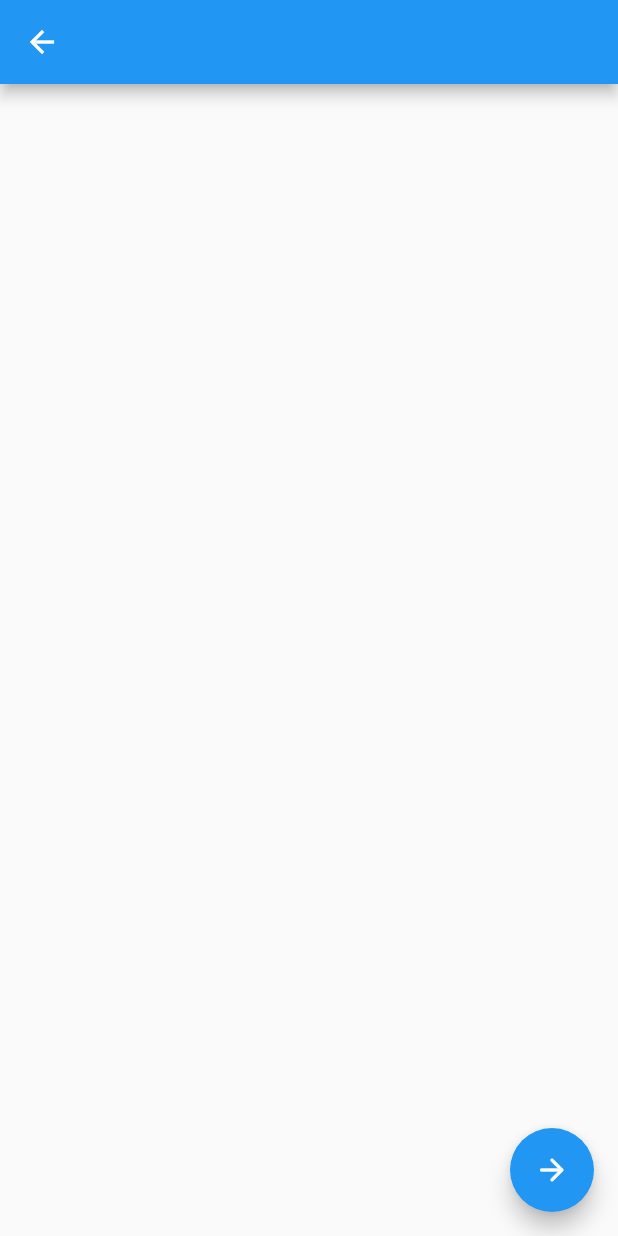
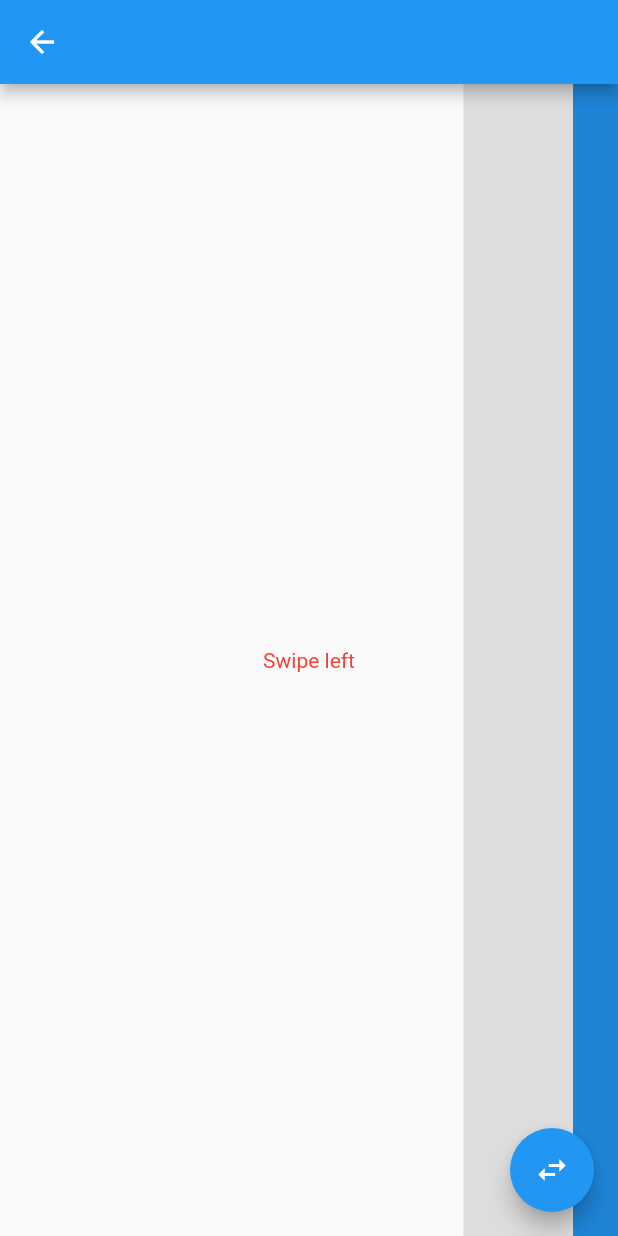
Before and after one commit to shadi-danhash/swipe_effect, a Flutter app: the MyHomePage screen opened by its route, on a phone screen of 412 x 824 dp. Run offline on Flutter 3.47's test engine with Material 2 defaults, Android fonts, the phone set to English and light mode, and no system bars.

Commit message:
directionality

```diff
--- a/example/lib/main.dart
+++ b/example/lib/main.dart
@@ -12,7 +12,7 @@ class MyApp extends StatelessWidget {
   Widget build(BuildContext context) {
     return MaterialApp(
       routes: {
-        "second": (ctx) => const MyHomePage(),
+        "demo": (ctx) => const MyHomePage(),
       },
       theme: ThemeData(
         primarySwatch: Colors.blue,
@@ -32,12 +32,32 @@ class MyHomePage extends StatefulWidget {
 }
 
 class _MyHomePageState extends State<MyHomePage> {
+  TextDirection direction = TextDirection.rtl;
+  double start = 30;
+  double callbackDelta = 0.25;
+
+  @override
+  void initState() {
+    super.initState();
+  }
+
   @override
   Widget build(BuildContext context) {
+    Size size = MediaQuery.of(context).size;
     return SwipeEffect(
-      color: Colors.cyanAccent.withAlpha(50),
+      direction: direction,
+      color: direction == TextDirection.rtl
+          ? Colors.red.withAlpha(50)
+          : Colors.green.withAlpha(50),
+      verticalTolerance: 1.0,
+      startDeltaPx: start,
+      callbackDeltaRatio: callbackDelta,
       callback: () {
-        Navigator.pop(context);
+        setState(() {
+          start += 10;
+          callbackDelta += 0.1;
+        });
+        // Navigator.pop(context);
       },
       child: Scaffold(
         appBar: AppBar(
@@ -45,9 +65,47 @@ class _MyHomePageState extends State<MyHomePage> {
         ),
         floatingActionButton: FloatingActionButton(
           onPressed: () {
-            Navigator.pushNamed(context, 'second');
+            setState(() {
+              direction = direction == TextDirection.rtl
+                  ? TextDirection.ltr
+                  : TextDirection.rtl;
+              callbackDelta = 0.25;
+              start = 30;
+            });
           },
-          child: const Icon(Icons.arrow_forward_rounded),
+          child: const Icon(Icons.swap_horiz),
+        ),
+        body: Stack(
+          children: [
+            Align(
+              alignment: direction == TextDirection.ltr
+                  ? Alignment.centerLeft
+                  : Alignment.centerRight,
+              child: Container(
+                color: Colors.blue,
+                width: start,
+              ),
+            ),
+            Align(
+              alignment: direction == TextDirection.ltr
+                  ? Alignment.centerLeft
+                  : Alignment.centerRight,
+              child: Container(
+                color: Colors.black.withAlpha(30),
+                width: callbackDelta * size.width,
+              ),
+            ),
+            Center(
+              child: Text(
+                direction == TextDirection.rtl ? 'Swipe left' : "Swipe right",
+                style: TextStyle(
+                  color: direction == TextDirection.rtl
+                      ? Colors.red
+                      : Colors.green,
+                ),
+              ),
+            ),
+          ],
         ),
       ),
     );
--- a/lib/swipe_effect.dart
+++ b/lib/swipe_effect.dart
@@ -5,12 +5,20 @@ import 'package:flutter/material.dart';
 class SwipeEffect extends StatefulWidget {
   final Color color;
   final Widget child;
+  final TextDirection direction;
+  final double verticalTolerance;
+  final double callbackDeltaRatio;
+  final double startDeltaPx;
 
   const SwipeEffect({
     Key? key,
     this.color = Colors.cyanAccent,
     required this.child,
     required this.callback,
+    this.direction = TextDirection.rtl,
+    this.verticalTolerance = 0.1,
+    this.callbackDeltaRatio = 0.25,
+    this.startDeltaPx = 30,
   }) : super(key: key);
 
   @override
@@ -20,44 +28,48 @@ class SwipeEffect extends StatefulWidget {
 }
 
 class _SwipeEffectState extends State<SwipeEffect> {
-  Offset point = const Offset(0, 0);
-  Offset start = const Offset(0, 0);
+  late Offset point;
+  late Offset start;
   late Size size;
+  late double startX;
   bool isDragging = false;
-
   @override
   void didChangeDependencies() {
     super.didChangeDependencies();
     size = MediaQuery.of(context).size;
-    point = Offset(size.width, 0);
+    startX = widget.direction == TextDirection.rtl ? size.width : 0;
+    point = Offset(startX, 0);
+    start = Offset.zero;
   }
 
   @override
   Widget build(BuildContext context) {
-    size = MediaQuery.of(context).size;
     return SizedBox(
         height: size.height,
         width: size.width,
         child: GestureDetector(
           onHorizontalDragStart: (details) {
-            isDragging = size.width - details.localPosition.dx < 30;
+            isDragging =
+                (startX - details.localPosition.dx).abs() < widget.startDeltaPx;
             start = details.localPosition;
           },
           onHorizontalDragEnd: (details) {
-            var tt = size.width - point.dx;
-            if (isDragging && tt > size.width / 4) widget.callback();
+            var tt = (startX - point.dx).abs();
+            if (isDragging && tt > size.width * widget.callbackDeltaRatio) {
+              widget.callback();
+            }
             setState(() {
               isDragging = false;
-              point = Offset(size.width, 0);
+              point = Offset(startX, 0);
               start = Offset.zero;
             });
           },
           onHorizontalDragUpdate: (details) {
-            if (size.width - start.dx > 30) return;
+            if ((startX - start.dx).abs() > widget.startDeltaPx) return;
             if ((start.dy - details.localPosition.dy).abs() >
-                size.height * 0.1) {
+                size.height * widget.verticalTolerance) {
               setState(() {
-                point = Offset(size.width, 0);
+                point = Offset(startX, 0);
                 start = const Offset(0, 0);
               });
               return;
@@ -68,18 +80,31 @@ class _SwipeEffectState extends State<SwipeEffect> {
           },
           child: CustomPaint(
             size: Size.infinite,
-            foregroundPainter: BackEffect(point, widget.color),
+            foregroundPainter:
+                BackEffect(point, widget.color, widget.direction),
             child: widget.child,
           ),
         ));
+  }
+  @override
+  void didUpdateWidget(covariant SwipeEffect oldWidget) {
+    super.didUpdateWidget(oldWidget);
+    if(widget.direction!=oldWidget.direction){
+      setState(() {
+        startX = widget.direction == TextDirection.rtl ? size.width : 0;
+        point = Offset(startX, 0);
+        start = Offset.zero;
+      });
+    }
   }
 }
 
 class BackEffect extends CustomPainter {
   Offset dragPoint;
   Color color;
+  TextDirection direction;
 
-  BackEffect(this.dragPoint, this.color);
+  BackEffect(this.dragPoint, this.color, this.direction);
 
   @override
   void paint(Canvas canvas, Size size) {
@@ -87,9 +112,10 @@ class BackEffect extends CustomPainter {
       ..color = color
       ..style = PaintingStyle.fill;
     final dy = size.height / 5;
-    final p0 = Offset(size.width, 0);
+    final double startX = direction == TextDirection.rtl ? size.width : 0;
+    final p0 = Offset(startX, 0);
     final p3 = dragPoint;
-    final p6 = Offset(size.width, size.height);
+    final p6 = Offset(startX, size.height);
     final p1 = Offset(p0.dx, p0.dy + dy);
     final p2 = Offset(p3.dx, p3.dy - dy);
     final p4 = Offset(p3.dx, p3.dy + dy);
```
